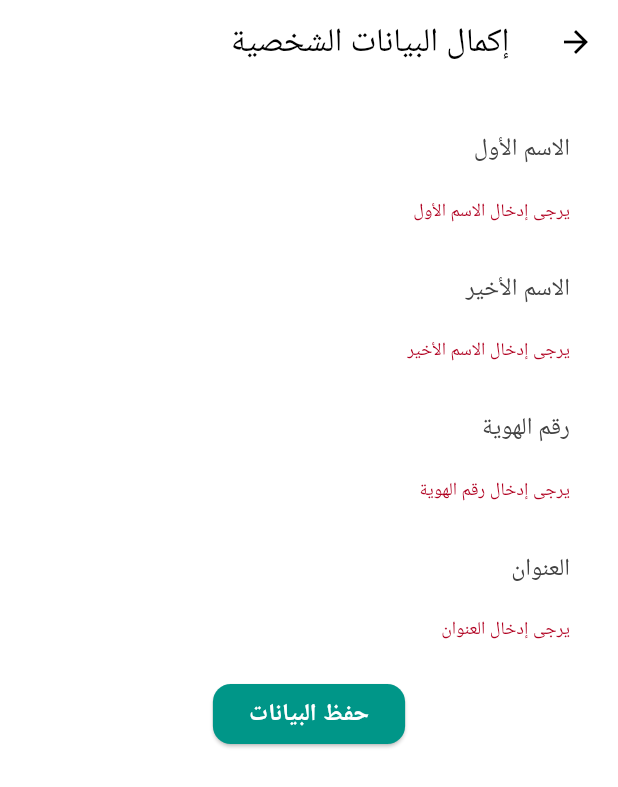
After one commit to MosheT01/harty-jerusalem, a Flutter app: the PersonalDetailsForm screen opened by its route, after a tap on "حفظ البيانات", on a phone screen of 412 x 824 dp. The commit adds this screen. Shown: the top 787 px of the screen. Run offline on Flutter 3.47's test engine with Material 3 defaults, Android fonts, the phone set to English and light mode, and no system bars; our stand-ins replace firebase_auth, firebase_core, firebase_database; accounts and stored records are empty; generated files the repository leaves out were written again.

Commit message:
added realtime DB and firstime form

```diff
--- a/harty_jerusalem/lib/login_screen.dart
+++ b/harty_jerusalem/lib/login_screen.dart
@@ -1,5 +1,7 @@
 import 'package:firebase_auth/firebase_auth.dart';
+import 'package:firebase_database/firebase_database.dart';
 import 'package:flutter/material.dart';
+import 'package:harty_jerusalem/personal_detail_form.dart';
 
 class LoginPage extends StatefulWidget {
   const LoginPage({Key? key}) : super(key: key);
@@ -25,31 +27,39 @@ class _LoginPageState extends State<LoginPage> {
     if (_formKey.currentState!.validate()) {
       try {
         // Sign in the user
-        await FirebaseAuth.instance.signInWithEmailAndPassword(
+        UserCredential userCredential =
+            await FirebaseAuth.instance.signInWithEmailAndPassword(
           email: emailController.text.trim(),
           password: passwordController.text.trim(),
         );
 
-        // Navigate to home page or display success message
-        ScaffoldMessenger.of(context).showSnackBar(
-          const SnackBar(content: Text('تم تسجيل الدخول بنجاح!')),
-        );
-        // Navigate to a different page after login
-        Navigator.pushReplacementNamed(context, '/home');
+        String userId = userCredential.user!.uid;
+
+        // Check if it's the user's first login
+        DatabaseReference userRef =
+            FirebaseDatabase.instance.ref('users/$userId');
+        DataSnapshot snapshot = await userRef.child('firstLogin').get();
+
+        if (snapshot.exists && snapshot.value == true) {
+          // Navigate to the Personal Details Form
+          Navigator.pushReplacement(
+            context,
+            MaterialPageRoute(
+                builder: (context) => const PersonalDetailsForm()),
+          );
+        } else {
+          // Navigate to the home page
+          Navigator.pushReplacementNamed(context, '/home');
+        }
       } on FirebaseAuthException catch (e) {
         String message = 'حدث خطأ غير متوقع. يرجى المحاولة مرة أخرى.';
         if (e.code == 'user-not-found') {
           message = 'البريد الإلكتروني غير موجود';
         } else if (e.code == 'wrong-password') {
           message = 'كلمة المرور غير صحيحة';
-        } else if (e.code == 'invalid-credential') {
-          message = 'البريد الإلكتروني أو كلمة المرور غير صحيحة';
         }
         ScaffoldMessenger.of(context).showSnackBar(
-          SnackBar(
-            content: Text(message),
-            backgroundColor: Colors.red,
-          ),
+          SnackBar(content: Text(message), backgroundColor: Colors.red),
         );
       }
     }
@@ -221,17 +231,28 @@ class _RegisterPageState extends State<RegisterPage> {
   Future<void> _register() async {
     if (_formKey.currentState!.validate()) {
       try {
-        // Register the user
-        await FirebaseAuth.instance.createUserWithEmailAndPassword(
+        // Register the user with Firebase Auth
+        UserCredential userCredential =
+            await FirebaseAuth.instance.createUserWithEmailAndPassword(
           email: emailController.text.trim(),
           password: passwordController.text.trim(),
         );
+
+        String userId = userCredential.user!.uid;
+
+        // Write initial user data to Firebase Realtime Database
+        DatabaseReference userRef =
+            FirebaseDatabase.instance.ref('users/$userId');
+        await userRef.set({
+          'email': emailController.text.trim(),
+          'firstLogin': true, // Flag for first-time login
+        });
 
         ScaffoldMessenger.of(context).showSnackBar(
           const SnackBar(content: Text('تم إنشاء الحساب بنجاح!')),
         );
 
-        // Navigate to the login page or home page
+        // Navigate back to login page
         Navigator.pop(context);
       } on FirebaseAuthException catch (e) {
         String message = 'حدث خطأ ما';
@@ -241,10 +262,7 @@ class _RegisterPageState extends State<RegisterPage> {
           message = 'كلمة المرور ضعيفة جدًا';
         }
         ScaffoldMessenger.of(context).showSnackBar(
-          SnackBar(
-            content: Text(message),
-            backgroundColor: Colors.red,
-          ),
+          SnackBar(content: Text(message), backgroundColor: Colors.red),
         );
       }
     }
--- a/harty_jerusalem/lib/main.dart
+++ b/harty_jerusalem/lib/main.dart
@@ -2,6 +2,7 @@ import 'package:firebase_core/firebase_core.dart';
 import 'package:flutter/material.dart';
 import 'package:flutter_localizations/flutter_localizations.dart';
 import 'package:harty_jerusalem/firebase_options.dart';
+import 'package:harty_jerusalem/personal_detail_form.dart';
 import 'login_screen.dart';
 
 void main() async {
@@ -73,7 +74,8 @@ class MyApp extends StatelessWidget {
       routes: {
         '/': (context) => const LoginPage(),
         '/login': (context) => const LoginPage(),
-        '/home': (context) => const LoginPage() //const HomePage(),
+        '/home': (context) => const LoginPage(), //const HomePage(),
+        '/personal-details': (context) => const PersonalDetailsForm(),
       },
     );
   }
--- /dev/null
+++ b/harty_jerusalem/lib/personal_detail_form.dart
@@ -0,0 +1,115 @@
+import 'package:firebase_auth/firebase_auth.dart';
+import 'package:firebase_database/firebase_database.dart';
+import 'package:flutter/material.dart';
+
+class PersonalDetailsForm extends StatefulWidget {
+  const PersonalDetailsForm({Key? key}) : super(key: key);
+
+  @override
+  State<PersonalDetailsForm> createState() => _PersonalDetailsFormState();
+}
+
+class _PersonalDetailsFormState extends State<PersonalDetailsForm> {
+  final TextEditingController firstNameController = TextEditingController();
+  final TextEditingController lastNameController = TextEditingController();
+  final TextEditingController idNumberController = TextEditingController();
+  final TextEditingController addressController = TextEditingController();
+  final _formKey = GlobalKey<FormState>();
+
+  Future<void> _submitDetails() async {
+    if (_formKey.currentState!.validate()) {
+      try {
+        String userId = FirebaseAuth.instance.currentUser!.uid;
+
+        // Update user details in the database
+        DatabaseReference userRef =
+            FirebaseDatabase.instance.ref('users/$userId');
+        await userRef.update({
+          'firstName': firstNameController.text.trim(),
+          'lastName': lastNameController.text.trim(),
+          'idNumber': idNumberController.text.trim(),
+          'address': addressController.text.trim(),
+          'firstLogin': false, // Mark first login as complete
+        });
+
+        ScaffoldMessenger.of(context).showSnackBar(
+          const SnackBar(content: Text('تم تحديث البيانات بنجاح!')),
+        );
+
+        // Navigate to the home page
+        Navigator.pushReplacementNamed(context, '/home');
+      } catch (e) {
+        ScaffoldMessenger.of(context).showSnackBar(
+          SnackBar(
+              content: Text('فشل تحديث البيانات: $e'),
+              backgroundColor: Colors.red),
+        );
+      }
+    }
+  }
+
+  @override
+  Widget build(BuildContext context) {
+    return Scaffold(
+      appBar: AppBar(title: const Text('إكمال البيانات الشخصية')),
+      body: Padding(
+        padding: const EdgeInsets.all(16.0),
+        child: Form(
+          key: _formKey,
+          child: Column(
+            children: [
+              TextFormField(
+                controller: firstNameController,
+                decoration: const InputDecoration(labelText: 'الاسم الأول'),
+                validator: (value) {
+                  if (value == null || value.isEmpty) {
+                    return 'يرجى إدخال الاسم الأول';
+                  }
+                  return null;
+                },
+              ),
+              const SizedBox(height: 16),
+              TextFormField(
+                controller: lastNameController,
+                decoration: const InputDecoration(labelText: 'الاسم الأخير'),
+                validator: (value) {
+                  if (value == null || value.isEmpty) {
+                    return 'يرجى إدخال الاسم الأخير';
+                  }
+                  return null;
+                },
+              ),
+              const SizedBox(height: 16),
+              TextFormField(
+                controller: idNumberController,
+                decoration: const InputDecoration(labelText: 'رقم الهوية'),
+                validator: (value) {
+                  if (value == null || value.isEmpty) {
+                    return 'يرجى إدخال رقم الهوية';
+                  }
+                  return null;
+                },
+              ),
+              const SizedBox(height: 16),
+              TextFormField(
+                controller: addressController,
+                decoration: const InputDecoration(labelText: 'العنوان'),
+                validator: (value) {
+                  if (value == null || value.isEmpty) {
+                    return 'يرجى إدخال العنوان';
+                  }
+                  return null;
+                },
+              ),
+              const SizedBox(height: 24),
+              ElevatedButton(
+                onPressed: _submitDetails,
+                child: const Text('حفظ البيانات'),
+              ),
+            ],
+          ),
+        ),
+      ),
+    );
+  }
+}
--- a/harty_jerusalem/pubspec.yaml
+++ b/harty_jerusalem/pubspec.yaml
@@ -39,6 +39,7 @@ dependencies:
   firebase_auth: ^5.3.4
   flutter_localizations:
     sdk: flutter
+  firebase_database: ^11.2.0
 
 dev_dependencies:
   flutter_test:
```
Also changed, not shown: 1 other file.
